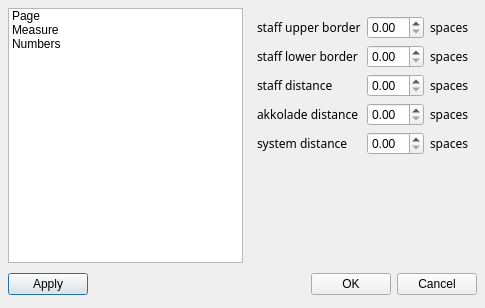
Above: mscore/mscore/editstyle.ui from musescore/musescore-old before the change. Below: the same form after it.
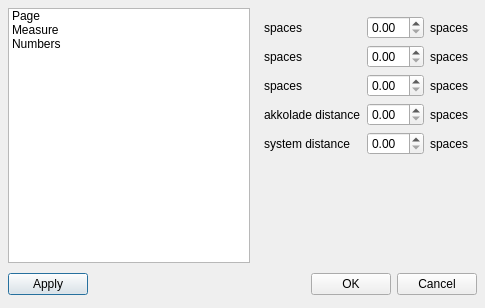
That is the form after the change. The open tabs and pages were chosen to show the change.

What changed in the file:
```diff
--- a/mscore/mscore/editstyle.ui
+++ b/mscore/mscore/editstyle.ui
@@ -225,63 +225,63 @@
        <item row="4" column="2" >
         <widget class="QLabel" name="label_10" >
          <property name="text" >
-          <string>&lt;html>&lt;head>&lt;meta name=&quot;qrichtext&quot; content=&quot;1&quot; />&lt;/head>&lt;body style=&quot; white-space: pre-wrap; font-family:Sans Serif; font-weight:400; font-style:normal; text-decoration:none;&quot;>&lt;p style=&quot; margin-top:0px; margin-bottom:0px; margin-left:0px; margin-right:0px; -qt-block-indent:0; text-indent:0px;&quot;>spaces&lt;/p>&lt;/body>&lt;/html></string>
+          <string>spaces</string>
          </property>
         </widget>
        </item>
        <item row="3" column="2" >
         <widget class="QLabel" name="label_9" >
          <property name="text" >
-          <string>&lt;html>&lt;head>&lt;meta name=&quot;qrichtext&quot; content=&quot;1&quot; />&lt;/head>&lt;body style=&quot; white-space: pre-wrap; font-family:Sans Serif; font-weight:400; font-style:normal; text-decoration:none;&quot;>&lt;p style=&quot; margin-top:0px; margin-bottom:0px; margin-left:0px; margin-right:0px; -qt-block-indent:0; text-indent:0px;&quot;>spaces&lt;/p>&lt;/body>&lt;/html></string>
+          <string>spaces</string>
          </property>
         </widget>
        </item>
        <item row="2" column="2" >
         <widget class="QLabel" name="label_8" >
          <property name="text" >
-          <string>&lt;html>&lt;head>&lt;meta name=&quot;qrichtext&quot; content=&quot;1&quot; />&lt;/head>&lt;body style=&quot; white-space: pre-wrap; font-family:Sans Serif; font-weight:400; font-style:normal; text-decoration:none;&quot;>&lt;p style=&quot; margin-top:0px; margin-bottom:0px; margin-left:0px; margin-right:0px; -qt-block-indent:0; text-indent:0px;&quot;>spaces&lt;/p>&lt;/body>&lt;/html></string>
+          <string>spaces</string>
          </property>
         </widget>
        </item>
        <item row="1" column="2" >
         <widget class="QLabel" name="label_7" >
          <property name="text" >
-          <string>&lt;html>&lt;head>&lt;meta name=&quot;qrichtext&quot; content=&quot;1&quot; />&lt;/head>&lt;body style=&quot; white-space: pre-wrap; font-family:Sans Serif; font-weight:400; font-style:normal; text-decoration:none;&quot;>&lt;p style=&quot; margin-top:0px; margin-bottom:0px; margin-left:0px; margin-right:0px; -qt-block-indent:0; text-indent:0px;&quot;>spaces&lt;/p>&lt;/body>&lt;/html></string>
+          <string>spaces</string>
          </property>
         </widget>
        </item>
        <item row="0" column="2" >
         <widget class="QLabel" name="label_6" >
          <property name="text" >
-          <string>&lt;html>&lt;head>&lt;meta name=&quot;qrichtext&quot; content=&quot;1&quot; />&lt;/head>&lt;body style=&quot; white-space: pre-wrap; font-family:Sans Serif; font-weight:400; font-style:normal; text-decoration:none;&quot;>&lt;p style=&quot; margin-top:0px; margin-bottom:0px; margin-left:0px; margin-right:0px; -qt-block-indent:0; text-indent:0px;&quot;>spaces&lt;/p>&lt;/body>&lt;/html></string>
+          <string>spaces</string>
          </property>
         </widget>
        </item>
        <item row="0" column="0" >
         <widget class="QLabel" name="label" >
          <property name="text" >
-          <string>&lt;html>&lt;head>&lt;meta name=&quot;qrichtext&quot; content=&quot;1&quot; />&lt;/head>&lt;body style=&quot; white-space: pre-wrap; font-family:Sans Serif; font-weight:400; font-style:normal; text-decoration:none;&quot;>&lt;p style=&quot; margin-top:0px; margin-bottom:0px; margin-left:0px; margin-right:0px; -qt-block-indent:0; text-indent:0px;&quot;>staff upper border&lt;/p>&lt;/body>&lt;/html></string>
+          <string>spaces</string>
          </property>
         </widget>
        </item>
        <item row="1" column="0" >
         <widget class="QLabel" name="label_2" >
          <property name="text" >
-          <string>&lt;html>&lt;head>&lt;meta name=&quot;qrichtext&quot; content=&quot;1&quot; />&lt;/head>&lt;body style=&quot; white-space: pre-wrap; font-family:Sans Serif; font-weight:400; font-style:normal; text-decoration:none;&quot;>&lt;p style=&quot; margin-top:0px; margin-bottom:0px; margin-left:0px; margin-right:0px; -qt-block-indent:0; text-indent:0px;&quot;>staff lower border&lt;/p>&lt;/body>&lt;/html></string>
+          <string>spaces</string>
          </property>
         </widget>
        </item>
        <item row="2" column="0" >
         <widget class="QLabel" name="label_3" >
          <property name="text" >
-          <string>&lt;html>&lt;head>&lt;meta name=&quot;qrichtext&quot; content=&quot;1&quot; />&lt;/head>&lt;body style=&quot; white-space: pre-wrap; font-family:Sans Serif; font-weight:400; font-style:normal; text-decoration:none;&quot;>&lt;p style=&quot; margin-top:0px; margin-bottom:0px; margin-left:0px; margin-right:0px; -qt-block-indent:0; text-indent:0px;&quot;>staff distance&lt;/p>&lt;/body>&lt;/html></string>
+          <string>spaces</string>
          </property>
         </widget>
        </item>
        <item row="3" column="0" >
         <widget class="QLabel" name="label_4" >
          <property name="text" >
-          <string>&lt;html>&lt;head>&lt;meta name=&quot;qrichtext&quot; content=&quot;1&quot; />&lt;/head>&lt;body style=&quot; white-space: pre-wrap; font-family:Sans Serif; font-weight:400; font-style:normal; text-decoration:none;&quot;>&lt;p style=&quot; margin-top:0px; margin-bottom:0px; margin-left:0px; margin-right:0px; -qt-block-indent:0; text-indent:0px;&quot;>akkolade distance&lt;/p>&lt;/body>&lt;/html></string>
+          <string>akkolade distance</string>
          </property>
         </widget>
        </item>
@@ -318,7 +318,7 @@
           </sizepolicy>
          </property>
          <property name="text" >
-          <string>&lt;html>&lt;head>&lt;meta name=&quot;qrichtext&quot; content=&quot;1&quot; />&lt;/head>&lt;body style=&quot; white-space: pre-wrap; font-family:Sans Serif; font-weight:400; font-style:normal; text-decoration:none;&quot;>&lt;p style=&quot; margin-top:0px; margin-bottom:0px; margin-left:0px; margin-right:0px; -qt-block-indent:0; text-indent:0px;&quot;>system distance&lt;/p>&lt;/body>&lt;/html></string>
+          <string>system distance</string>
          </property>
         </widget>
        </item>
@@ -341,49 +341,49 @@
        <item row="3" column="2" >
         <widget class="QLabel" name="label_17" >
          <property name="text" >
-          <string>&lt;html>&lt;head>&lt;meta name=&quot;qrichtext&quot; content=&quot;1&quot; />&lt;/head>&lt;body style=&quot; white-space: pre-wrap; font-family:Sans Serif; font-weight:400; font-style:normal; text-decoration:none;&quot;>&lt;p style=&quot; margin-top:0px; margin-bottom:0px; margin-left:0px; margin-right:0px; -qt-block-indent:0; text-indent:0px;&quot;>spaces&lt;/p>&lt;/body>&lt;/html></string>
+          <string>spaces</string>
          </property>
         </widget>
        </item>
        <item row="2" column="2" >
         <widget class="QLabel" name="label_16" >
          <property name="text" >
-          <string>&lt;html>&lt;head>&lt;meta name=&quot;qrichtext&quot; content=&quot;1&quot; />&lt;/head>&lt;body style=&quot; white-space: pre-wrap; font-family:Sans Serif; font-weight:400; font-style:normal; text-decoration:none;&quot;>&lt;p style=&quot; margin-top:0px; margin-bottom:0px; margin-left:0px; margin-right:0px; -qt-block-indent:0; text-indent:0px;&quot;>spaces&lt;/p>&lt;/body>&lt;/html></string>
+          <string>spaces</string>
          </property>
         </widget>
        </item>
        <item row="1" column="2" >
         <widget class="QLabel" name="label_15" >
          <property name="text" >
-          <string>&lt;html>&lt;head>&lt;meta name=&quot;qrichtext&quot; content=&quot;1&quot; />&lt;/head>&lt;body style=&quot; white-space: pre-wrap; font-family:Sans Serif; font-weight:400; font-style:normal; text-decoration:none;&quot;>&lt;p style=&quot; margin-top:0px; margin-bottom:0px; margin-left:0px; margin-right:0px; -qt-block-indent:0; text-indent:0px;&quot;>spaces&lt;/p>&lt;/body>&lt;/html></string>
+          <string>spaces</string>
          </property>
         </widget>
        </item>
        <item row="3" column="0" >
         <widget class="QLabel" name="label_14" >
          <property name="text" >
-          <string>&lt;html>&lt;head>&lt;meta name=&quot;qrichtext&quot; content=&quot;1&quot; />&lt;/head>&lt;body style=&quot; white-space: pre-wrap; font-family:Sans Serif; font-weight:400; font-style:normal; text-decoration:none;&quot;>&lt;p style=&quot; margin-top:0px; margin-bottom:0px; margin-left:0px; margin-right:0px; -qt-block-indent:0; text-indent:0px;&quot;>min note distance&lt;/p>&lt;/body>&lt;/html></string>
+          <string>min note distance</string>
          </property>
         </widget>
        </item>
        <item row="2" column="0" >
         <widget class="QLabel" name="label_13" >
          <property name="text" >
-          <string>&lt;html>&lt;head>&lt;meta name=&quot;qrichtext&quot; content=&quot;1&quot; />&lt;/head>&lt;body style=&quot; white-space: pre-wrap; font-family:Sans Serif; font-weight:400; font-style:normal; text-decoration:none;&quot;>&lt;p style=&quot; margin-top:0px; margin-bottom:0px; margin-left:0px; margin-right:0px; -qt-block-indent:0; text-indent:0px;&quot;>min. right margin&lt;/p>&lt;/body>&lt;/html></string>
+          <string>min. right margin</string>
          </property>
         </widget>
        </item>
        <item row="1" column="0" >
         <widget class="QLabel" name="label_12" >
          <property name="text" >
-          <string>&lt;html>&lt;head>&lt;meta name=&quot;qrichtext&quot; content=&quot;1&quot; />&lt;/head>&lt;body style=&quot; white-space: pre-wrap; font-family:Sans Serif; font-weight:400; font-style:normal; text-decoration:none;&quot;>&lt;p style=&quot; margin-top:0px; margin-bottom:0px; margin-left:0px; margin-right:0px; -qt-block-indent:0; text-indent:0px;&quot;>left margin&lt;/p>&lt;/body>&lt;/html></string>
+          <string>left margin</string>
          </property>
         </widget>
        </item>
        <item row="0" column="0" >
         <widget class="QLabel" name="label_11" >
          <property name="text" >
-          <string>&lt;html>&lt;head>&lt;meta name=&quot;qrichtext&quot; content=&quot;1&quot; />&lt;/head>&lt;body style=&quot; white-space: pre-wrap; font-family:Sans Serif; font-weight:400; font-style:normal; text-decoration:none;&quot;>&lt;p style=&quot; margin-top:0px; margin-bottom:0px; margin-left:0px; margin-right:0px; -qt-block-indent:0; text-indent:0px;&quot;>spacing (1=tight)&lt;/p>&lt;/body>&lt;/html></string>
+          <string>spacing (1=tight)</string>
          </property>
         </widget>
        </item>
```
